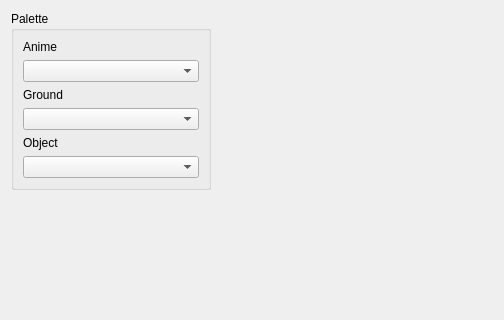
Qt form src/StarRPGEditor/StarRPGEditor/component/database_tile_set_view.ui (wasedaigo/star-rpg-editor) before a commit; both pictures show x 0 to 504 and y 0 to 320 of the 504 by 461 pixel window.
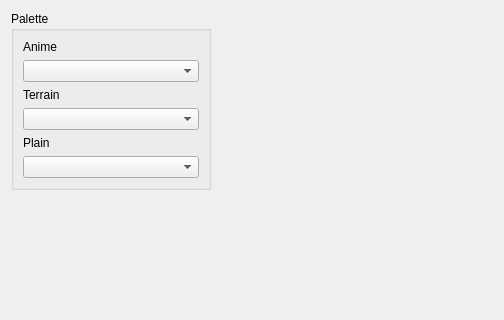
The same form after that commit.

Commit message: Setup anime/terrain/plain comboboxes

```diff
--- a/src/StarRPGEditor/StarRPGEditor/component/database_tile_set_view.ui
+++ b/src/StarRPGEditor/StarRPGEditor/component/database_tile_set_view.ui
@@ -43,7 +43,7 @@
           <item>
            <widget class="QLabel" name="label_2">
             <property name="text">
-             <string>Ground</string>
+             <string>Terrain</string>
             </property>
            </widget>
           </item>
@@ -53,7 +53,7 @@
           <item>
            <widget class="QLabel" name="label_4">
             <property name="text">
-             <string>Object</string>
+             <string>Plain</string>
             </property>
            </widget>
           </item>
```
Left out of the diff: 6 changed lines with no effect on the pictures. The commit also changes 4 other files.
